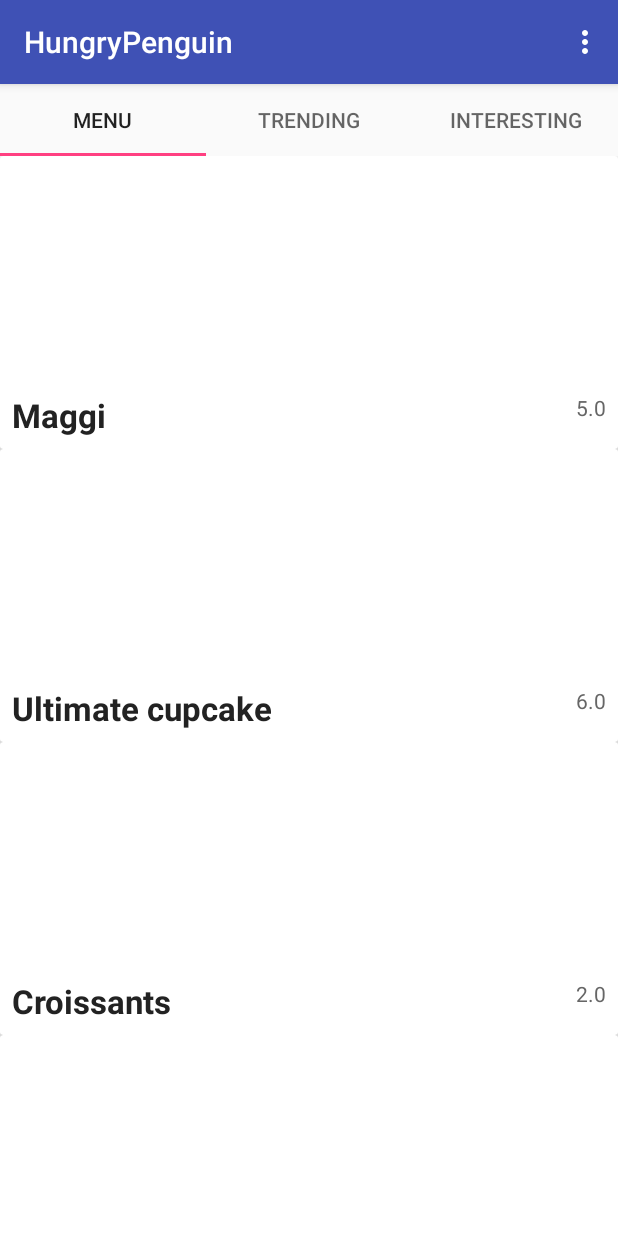
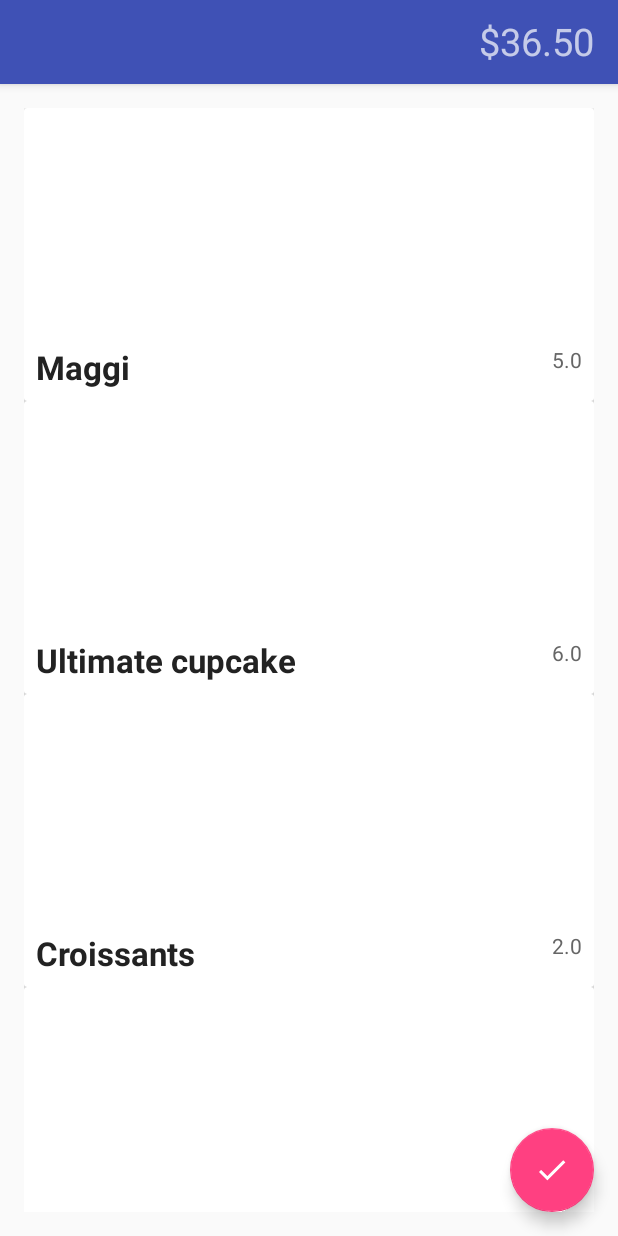
Before and after one commit to vandanab/hungrypenguin, an Android app: the screen it shows after launch (MainActivity before the commit, CheckoutActivity after it), on a phone screen of 412 x 824 dp. Run offline under Robolectric (Android 15) with nearby library versions, the phone set to English and light mode, and no system bars; pictures from the network do not load; 1 statement that could not run was skipped.

Commit message:
bind checkout

```diff
--- a/app/src/main/java/com/ama/hungrypenguin/adapter/CheckoutActivityAdapter.java
+++ b/app/src/main/java/com/ama/hungrypenguin/adapter/CheckoutActivityAdapter.java
@@ -1,6 +1,7 @@
 package com.ama.hungrypenguin.adapter;
 
 import android.content.Context;
+import android.net.Uri;
 import android.support.v7.widget.CardView;
 import android.support.v7.widget.RecyclerView;
 import android.view.LayoutInflater;
@@ -11,6 +12,7 @@
 
 import com.ama.hungrypenguin.R;
 import com.ama.hungrypenguin.model.Dish;
+import com.bumptech.glide.Glide;
 
 import java.util.List;
 
@@ -24,7 +26,7 @@
 
     public static class CheckoutItemsHolder extends RecyclerView.ViewHolder {
         CardView cv;
-        ImageView thumbnail;
+        ImageView imageUrl;
         TextView name;
         TextView cost;
 
@@ -32,14 +34,14 @@
         public CheckoutItemsHolder(View itemView) {
             super(itemView);
             cv = (CardView) itemView.findViewById(R.id.cv);
-            thumbnail = (ImageView) itemView.findViewById(R.id.thumbnail);
+            imageUrl = (ImageView) itemView.findViewById(R.id.thumbnail);
             name = (TextView) itemView.findViewById(R.id.title);
             cost = (TextView) itemView.findViewById(R.id.cost);
         }
 
     }
 
-    CheckoutActivityAdapter(List<Dish> dishes) {
+    public CheckoutActivityAdapter(List<Dish> dishes) {
         this.dishes = dishes;
     }
 
@@ -54,7 +56,16 @@
     @Override
     public void onBindViewHolder(CheckoutItemsHolder holder, int position) {
         // TODO: set binding from dishes
-//        holder.title.setText(dishes.get(position).name)
+
+        Dish currDish  = dishes.get(position);
+
+        holder.name.setText(currDish.name);
+        holder.cost.setText(String.valueOf(currDish.cost));
+
+        Uri uri = Uri.parse(currDish.imageUrl);
+
+        final Context mContext = holder.imageUrl.getContext();
+        Glide.with(mContext).load(uri).asGif().into(holder.imageUrl);
     }
 
     @Override
--- a/app/src/main/java/com/ama/hungrypenguin/ui/CheckoutActivity.java
+++ b/app/src/main/java/com/ama/hungrypenguin/ui/CheckoutActivity.java
@@ -10,6 +10,11 @@
 import android.view.View;
 
 import com.ama.hungrypenguin.R;
+import com.ama.hungrypenguin.adapter.CheckoutActivityAdapter;
+import com.ama.hungrypenguin.data.SampleData;
+import com.ama.hungrypenguin.model.Dish;
+
+import java.util.List;
 
 /**
  * Created by Knock on 2/20/16.
@@ -33,12 +38,15 @@
             }
         });
 
-        RecyclerView rv = (RecyclerView)findViewById(R.id.rv);
-        rv.setHasFixedSize(true);
+        RecyclerView rv = (RecyclerView) findViewById(R.id.rv);
 
 
         LinearLayoutManager llm = new LinearLayoutManager(getApplicationContext());
         rv.setLayoutManager(llm);
+
+        List<Dish> dishes = SampleData.getDishes();
+        CheckoutActivityAdapter cAv = new CheckoutActivityAdapter(dishes);
+        rv.setAdapter(cAv);
     }
 
 }
--- a/app/src/main/res/layout/activity_checkout_activity.xml
+++ b/app/src/main/res/layout/activity_checkout_activity.xml
@@ -27,7 +27,7 @@
             android:textAlignment="viewEnd"
             android:gravity="end"
             android:layout_marginRight="@dimen/activity_vertical_margin"
-            android:layout_marginTop="@dimen/activity_vertical_margin"/>
+            android:layout_marginTop="10dp"/>
 
         </android.support.v7.widget.Toolbar>
 
--- a/app/src/main/res/layout/content_checkout_activity.xml
+++ b/app/src/main/res/layout/content_checkout_activity.xml
@@ -12,5 +12,10 @@
     tools:context=".ui.CheckoutActivity"
     tools:showIn="@layout/activity_checkout_activity">
 
-    <include layout="@layout/card_reference" />
+    <!--<include layout="@layout/card_reference" />-->
+    <android.support.v7.widget.RecyclerView
+        android:layout_width="match_parent"
+        android:layout_height="match_parent"
+        android:id="@+id/rv"
+        xmlns:android="http://schemas.android.com/apk/res/android" />
 </RelativeLayout>
```
Also changed, not shown: app/src/main/AndroidManifest.xml (+8 -8 lines), 1 other file.
